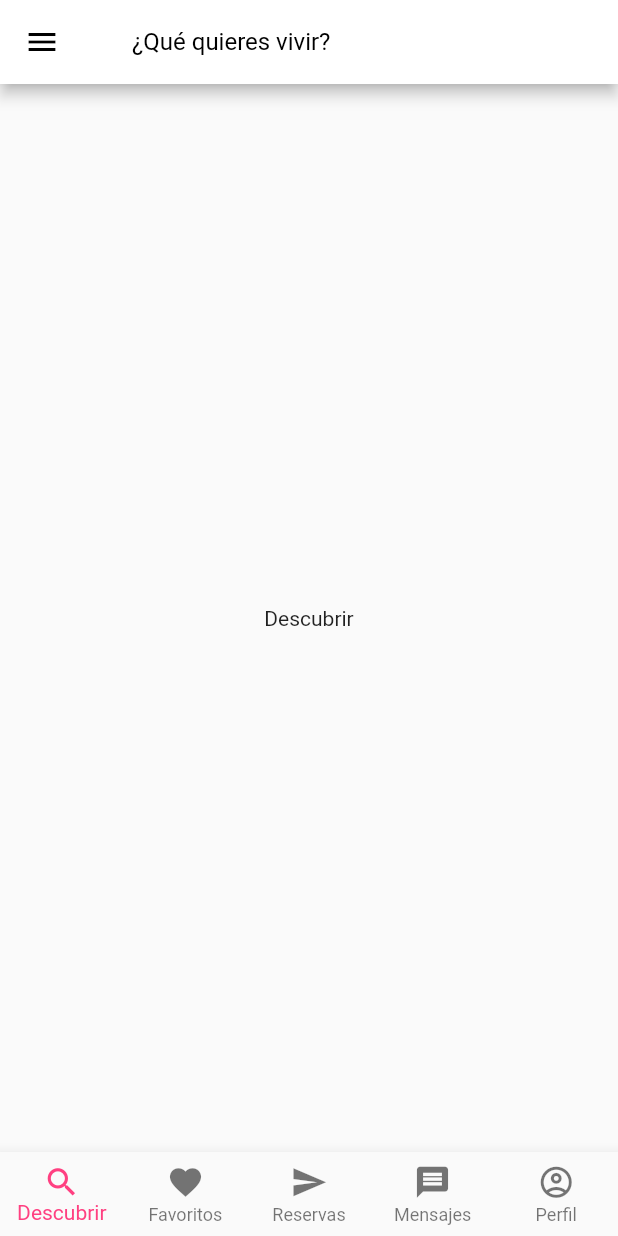
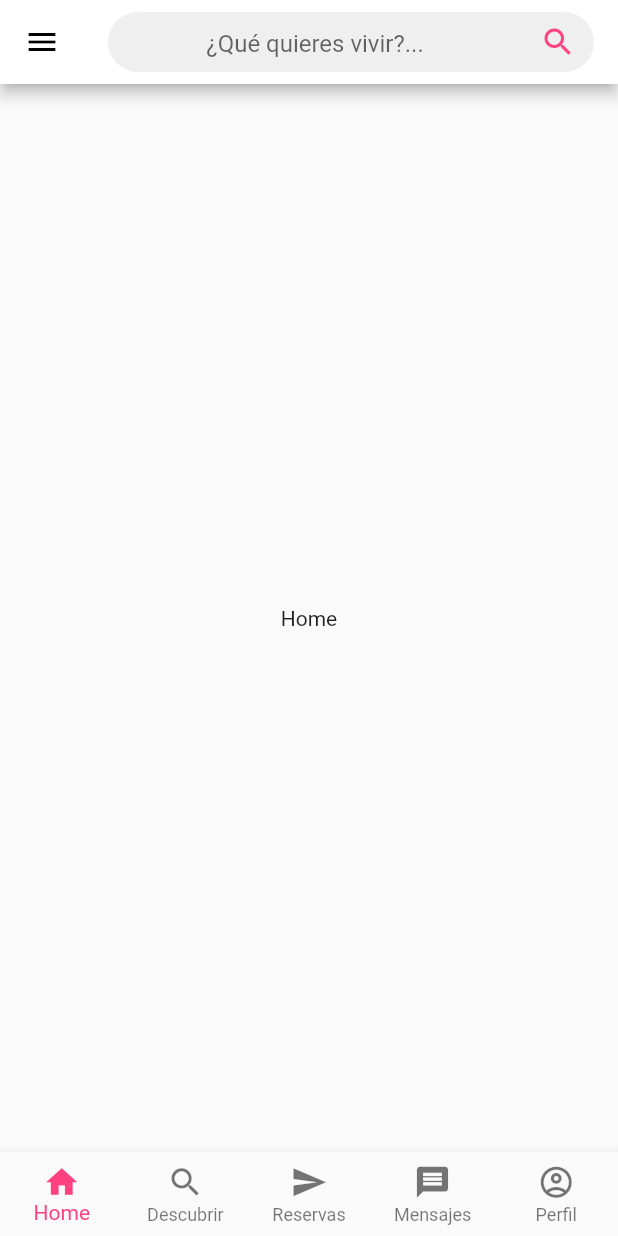
Before and after one commit to Cristian-Miguel/TPM-Turismo, a Flutter app: the screen it shows after launch, on a phone screen of 412 x 824 dp. Run offline on Flutter 3.47's test engine with Material 2 defaults, Android fonts, the phone set to English and light mode, and no system bars; our stand-ins replace carousel_slider, responsive_sizer, smooth_page_indicator.

Commit message:
Menu Side realizado, buscador con iteraccion sin funcionamiento, separacion de favoritos del  bottomNavigation

```diff
--- a/ProyectoTPM/lib/barra_inferior/barrainf.dart
+++ b/ProyectoTPM/lib/barra_inferior/barrainf.dart
@@ -1,6 +1,7 @@
 import 'package:flutter/material.dart';
 import 'package:proyectotmp/src/descubrir.dart';
 import 'package:proyectotmp/src/favoritos.dart';
+import 'package:proyectotmp/src/home.dart';
 import 'package:proyectotmp/src/reservas.dart';
 import 'package:proyectotmp/src/mensajes.dart';
 import 'package:proyectotmp/src/perfil.dart';
@@ -14,55 +15,121 @@ class BarraInferior extends StatefulWidget{
 
 class _BarraInferior extends State<BarraInferior>{
   int indexTap = 0;
+  int indexPage = 0;
+  bool colorChange = false;
   //aqui checar interfaces por si se les ofrece
   final List<Widget> widgetsChildren = [
+    Home(),
     Descubrir(),
-    Favoritos(),
     Reservas(),
     Mensajes(),
     Perfil(),
+    Favoritos(),
   ];
 
-  void onTapTapped(int index){
+  void onTapTapped(int index,bool color){
     setState(() {
-      indexTap = index;
+      indexPage  = index;
+      indexTap = 0;
+      colorChange = color;
     });
   }
 
   @override
   Widget build(BuildContext context) {
     return Scaffold(
+      drawer: Drawer(
+        child: Column(
+          children: <Widget>[
+            const DrawerHeader(
+              child: Center(
+                child: Text(
+                  'Menu',
+                  textAlign: TextAlign.center,
+                  style: TextStyle(color: Colors.white, fontSize: 25),
+                ),
+              ),
+              decoration: BoxDecoration(
+                color: Colors.black,
+              ),
+            ),
+            Text("Usuario"),
+            ListTile(
+              leading: Icon(Icons.home),
+              title: Text('Home'),
+              onTap: () =>{ }
+            ),
+            ListTile(
+                leading: Icon(Icons.favorite),
+                title: Text('Favoritos'),
+                onTap: () => {
+                  onTapTapped(5,true),
+                  Navigator.of(context).pop(),
+                }
+            ),
+            ListTile(
+              leading: Icon(Icons.border_color),
+              title: Text('Feedback'),
+              onTap: () => {Navigator.of(context).pop()},
+            ),
+            ListTile(
+              leading: Icon(Icons.exit_to_app),
+              title: Text('Logout'),
+              onTap: () => {Navigator.of(context).pop()},
+            ),
+          ],
+        ),
+      ),
       appBar: AppBar(
-        title: ListTile(
-          onTap: (){
-            // showSearch(context: context, delegate: delegate);
-            IconButton(onPressed: (){}, icon: const Icon(Icons.search), color: Colors.pinkAccent, alignment: Alignment.center);
-          },
-          title: const Text('¿Qué quieres vivir?', style: TextStyle(color: Colors.black), ),
+        iconTheme: IconThemeData(color: Colors.black),
+        title: Container(
+          width: double.infinity,
+          height: 40,
+          decoration: BoxDecoration(
+              color: Color.fromRGBO(93, 93, 93, 0.1), borderRadius: BorderRadius.circular(50),
+          ),
+          child: Center(
+            child: TextField(
+              textAlign: TextAlign.center,
+              decoration: InputDecoration(
+                  suffixIcon: IconButton(
+                    // icon: Icon(Icons.clear),
+                    icon: Icon(Icons.search),
+                    color: Colors.pinkAccent,
+                    onPressed: () {
+                      /* Clear the search field */
+                    },
+                  ),
+                  hintText: '¿Qué quieres vivir?...',
+                  border: InputBorder.none,
+              ),
+            ),
+          ),
         ),
         backgroundColor: Colors.white,
-        leading:  IconButton(onPressed: (){}, icon: const Icon(Icons.menu), color: Colors.black, alignment: Alignment.center),
-        // actions: [
-        //   IconButton(onPressed: (){}, icon: const Icon(Icons.menu), color: Colors.black, alignment: Alignment.center, )
-        // ],
       ),
-      body: widgetsChildren[indexTap],
+      body: colorChange ? widgetsChildren[indexPage] : widgetsChildren[indexTap],
       bottomNavigationBar: BottomNavigationBar(
-          onTap: onTapTapped,
+          onTap: (index) => {
+              setState(() {
+                indexTap = index;
+                colorChange = false;
+              })
+            },
           currentIndex: indexTap,
           type: BottomNavigationBarType.fixed,
-          selectedItemColor: Colors.pinkAccent,
+          selectedItemColor: colorChange ? Colors.black45 : Colors.pinkAccent,
           iconSize: 25.0,
           selectedFontSize: 14.0,
           unselectedFontSize: 12.0,
           items: const [
             BottomNavigationBarItem(
+              label: 'Home',
+              icon: Icon(Icons.home),
+            ),
+            BottomNavigationBarItem(
               label: 'Descubrir',
               icon: Icon(Icons.search),
-            ),
-            BottomNavigationBarItem(
-              label: 'Favoritos',
-              icon: Icon(Icons.favorite),
             ),
             BottomNavigationBarItem(
               label: 'Reservas',
@@ -79,175 +146,6 @@ class _BarraInferior extends State<BarraInferior>{
           ]
       ),
     );
+  }
 
-  }
 }
-
-//
-// class NeumorphicBottomNav extends StatefulWidget{
-//   final double bevel;
-//   final Offset blurOffset;
-//   final Color color;
-//   final EdgeInsets padding;
-//
-//   NeumorphicBottomNav({
-//       Key? key,
-//       this.bevel = 15.0,
-//       this.padding = const EdgeInsets.all(1.5)
-//   }) : blurOffset = Offset(bevel / 2, bevel / 2),
-//       color = Colors.grey.shade200,
-//       super(key: key);
-//   @override
-//   State<NeumorphicBottomNav> createState() => _NeumorphicBottomNav();
-// }
-//
-// class _NeumorphicBottomNav extends State<NeumorphicBottomNav>{
-//   final bool _isPressed = false;
-//
-//   @override
-//   Widget build(BuildContext context){
-//     final color = widget.color;
-//     double height = 56;
-//     const primaryColor = Colors.pinkAccent;
-//     const secundaryColor = Colors.black54;
-//     return Listener(
-//        child: AnimatedContainer(
-//           duration: const Duration(milliseconds: 150),
-//           padding: widget.padding,
-//           decoration: BoxDecoration(
-//           borderRadius: BorderRadius.only(
-//              topLeft: Radius.circular(widget.bevel),
-//              topRight: Radius.circular(widget.bevel),
-//            ),
-//            gradient: LinearGradient(
-//              begin: Alignment.topLeft,
-//              end: Alignment.bottomRight,
-//              colors: [
-//                _isPressed ? color : color.mix(Colors.black, .1),
-//                _isPressed ? color.mix(Colors.black, .05) : color,
-//                _isPressed ? color.mix(Colors.black, .05) : color,
-//                color.mix(Colors.white, _isPressed ? .2 : .5),
-//              ],
-//              stops: const [
-//                0.0,
-//                .3,
-//                .6,
-//                1.0,
-//              ]),
-//            boxShadow: _isPressed ? null :
-//                [
-//                  BoxShadow(
-//                    blurRadius:  widget.bevel,
-//                    offset: -widget.blurOffset,
-//                    color: color.mix(Colors.white, .6)
-//                  ),
-//                  BoxShadow(
-//                      blurRadius:  widget.bevel,
-//                      offset: -widget.blurOffset,
-//                      color: color.mix(Colors.black, .3),
-//                  ),
-//                ]
-//          ),
-//          child: BottomAppBar(
-//            color: Colors.transparent,
-//            elevation: 0,
-//            child: Stack(
-//              children: [
-//                SizedBox(
-//                  height:  height,
-//                  child: Row(
-//                    mainAxisAlignment: MainAxisAlignment.spaceAround,
-//                     children: [
-//                         NavBarIcon(
-//                             text: 'Descubrir',
-//                             icon: Icons.search,
-//                             selected: true,
-//                             onPressed: (){
-//
-//                             },
-//                             defaultColor: secundaryColor,
-//                             selectedColor: primaryColor,
-//                         ),
-//                         NavBarIcon(
-//                             text: "Favoritos",
-//                             icon: Icons.favorite,
-//                             selected: false,
-//                             onPressed: (){},
-//                             defaultColor: secundaryColor,
-//                             selectedColor: primaryColor,
-//                        ),
-//                        NavBarIcon(
-//                             text: "Reservas",
-//                             icon: Icons.send,
-//                             selected: false,
-//                             onPressed: (){},
-//                             defaultColor: secundaryColor,
-//                             selectedColor: primaryColor,
-//                        ),
-//                        NavBarIcon(
-//                             text: "Mensajes",
-//                             icon: Icons.message,
-//                             selected: false,
-//                             onPressed: (){},
-//                             defaultColor: secundaryColor,
-//                             selectedColor: primaryColor,
-//                        ),
-//                        NavBarIcon(
-//                             text: "Perfil",
-//                             icon: Icons.account_circle_outlined,
-//                             selected: false,
-//                             onPressed: (){},
-//                             defaultColor: secundaryColor,
-//                             selectedColor: primaryColor,
-//                        ),
-//                     ],
-//                  ),
-//                )
-//              ],
-//            ),
-//          ),
-//        ),
-//     );
-//   }
-// }
-//
-// class NavBarIcon extends StatelessWidget{
-//   const NavBarIcon(
-//       {Key? key,
-//         required this.text,
-//         required this.icon,
-//         required this.selected,
-//         required this.onPressed,
-//         this.selectedColor = const Color( 0xffFF8527),
-//         this.defaultColor = Colors.black54
-//       }) : super(key: key);
-//   final String text;
-//   final IconData icon;
-//   final bool selected;
-//   final Function() onPressed;
-//   final Color defaultColor;
-//   final Color selectedColor;
-//
-//   @override
-//   Widget build(BuildContext context) {
-//     return Column(
-//       mainAxisAlignment:  MainAxisAlignment.center,
-//       children: [
-//         IconButton(
-//           onPressed: onPressed,
-//           icon: Icon(
-//             icon,
-//             size: 25,
-//             color: selected ? selectedColor : defaultColor,
-//           ),
-//         ),
-//       ],
-//     );
-//   }
-// }
-//
-// extension ColorUtils on Color{
-//   Color mix(Color another, double amount){
-//     return Color.lerp(this, another, amount)!;
-//   }
-// }
--- a/ProyectoTPM/lib/main.dart
+++ b/ProyectoTPM/lib/main.dart
@@ -12,7 +12,7 @@ class MyApp extends StatelessWidget {
   @override
   Widget build(BuildContext context) {
     return MaterialApp(
-      title: 'Flutter Demo',
+      title: 'Turismo',
       theme: ThemeData(
         primarySwatch: Colors.blue,
       ),
--- a/ProyectoTPM/lib/src/favoritos.dart
+++ b/ProyectoTPM/lib/src/favoritos.dart
@@ -11,7 +11,6 @@ class Favoritos extends StatefulWidget{
 }
 
 class _Favoritos extends State<Favoritos>{
-
   // late Map data;
   late List FavoritosData = [];
   late List FavoritosH = [];
@@ -169,7 +168,6 @@ class _Favoritos extends State<Favoritos>{
 
     );
   }
-
   void _onChangeFavorito(){
     Navigator.of(context).push(
         MaterialPageRoute(
--- /dev/null
+++ b/ProyectoTPM/lib/src/home.dart
@@ -0,0 +1,17 @@
+import 'package:flutter/material.dart';
+
+class Home extends StatefulWidget{
+  @override
+  State<StatefulWidget> createState(){
+    return _Home();
+  }
+}
+
+class _Home extends State<Home>{
+  @override
+  Widget build(BuildContext context) {
+    return const Center(
+      child: Text('Home'),
+    );
+  }
+}
```
Also changed, not shown: ProyectoTPM/lib/src/LogIn.dart (added, +17 -0 lines), ProyectoTPM/lib/src/SignIn.dart (added, +17 -0 lines), 1 other file.
